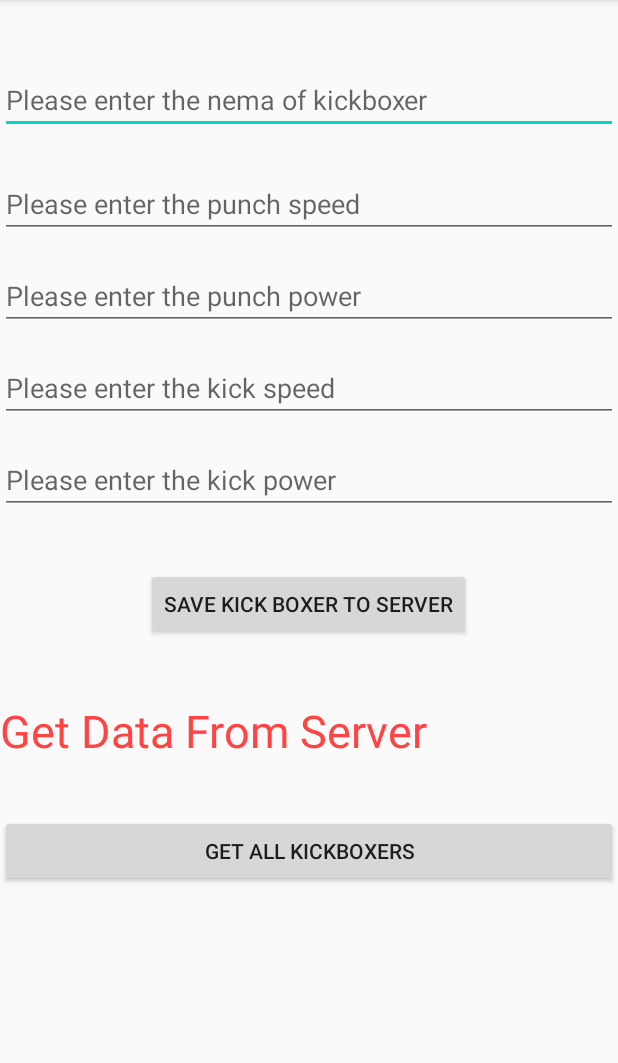
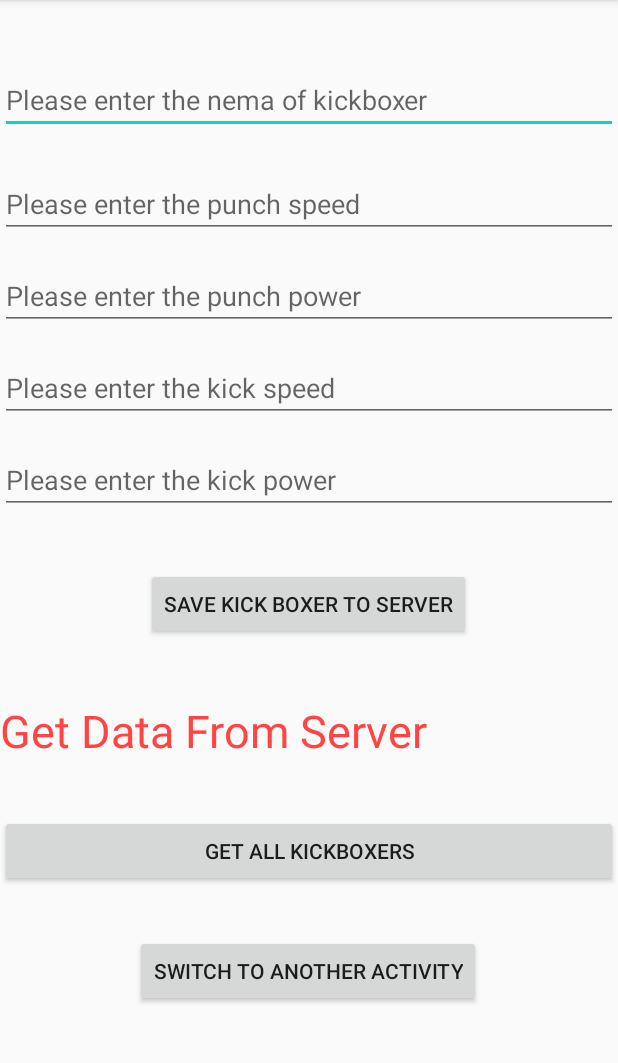
Before and after one commit to L4zarevic/InstagramClone, an Android app: the screen it shows after launch (SignUp), on a phone screen of 412 x 824 dp, the part 84-1147 px from its top. Run offline under Robolectric (Android 15) with nearby library versions, the phone set to English and light mode, and no system bars; libraries missing offline, so code that uses them is left out: com.parse, com.shashank.sony; 1 statement that could not run was skipped.

```diff
--- a/app/src/main/java/com/example/instagramclone/SignUp.java
+++ b/app/src/main/java/com/example/instagramclone/SignUp.java
@@ -26,6 +26,7 @@ public class SignUp extends AppCompatActivity implements View.OnClickListener {
     private TextView txtGetData;
     private Button btnGetAllData;
     private String allKickBoxers;
+    private Button btnTransition;
 
     @Override
     protected void onCreate(Bundle savedInstanceState) {
@@ -41,6 +42,7 @@ public class SignUp extends AppCompatActivity implements View.OnClickListener {
         edtKickSpeed = findViewById(R.id.edtKickSpeed);
         edtKickPower = findViewById(R.id.edtKickPower);
 
+        btnTransition = findViewById(R.id.btnNextActivity);
         btnGetAllData = findViewById(R.id.btnGetAllData);
         txtGetData = findViewById(R.id.txtGetData);
         txtGetData.setOnClickListener(new View.OnClickListener() {
@@ -64,6 +66,9 @@ public class SignUp extends AppCompatActivity implements View.OnClickListener {
             public void onClick(View v) {
                 allKickBoxers = "";
                 ParseQuery<ParseObject> queryAll = ParseQuery.getQuery("KickBoxer");
+                //queryAll.whereGreaterThan("punchPower",3000);
+                queryAll.whereGreaterThanOrEqualTo("punchPower",3000);
+                queryAll.setLimit(1);
                 queryAll.findInBackground(new FindCallback<ParseObject>() {
                     @Override
                     public void done(List<ParseObject> objects, ParseException e) {
@@ -82,6 +87,15 @@ public class SignUp extends AppCompatActivity implements View.OnClickListener {
                 });
             }
         });
+
+        btnTransition.setOnClickListener(new View.OnClickListener() {
+            @Override
+            public void onClick(View v) {
+
+            }
+        });
+
+
 
     }
 
--- /dev/null
+++ b/app/src/main/java/com/example/instagramclone/SignUpLoginActivity.java
@@ -0,0 +1,4 @@
+package com.example.instagramclone;
+
+public class SignUpLoginActivity {
+}
--- a/app/src/main/res/layout/activity_main.xml
+++ b/app/src/main/res/layout/activity_main.xml
@@ -99,4 +99,15 @@
         app:layout_constraintEnd_toEndOf="parent"
         app:layout_constraintStart_toStartOf="parent"
         app:layout_constraintTop_toBottomOf="@+id/txtGetData" />
+
+    <Button
+        android:id="@+id/btnNextActivity"
+        android:layout_width="wrap_content"
+        android:layout_height="wrap_content"
+        android:layout_marginTop="32dp"
+        android:text="Switch to Another Activity"
+        app:layout_constraintEnd_toEndOf="parent"
+        app:layout_constraintHorizontal_bias="0.498"
+        app:layout_constraintStart_toStartOf="parent"
+        app:layout_constraintTop_toBottomOf="@+id/btnGetAllData" />
 </androidx.constraintlayout.widget.ConstraintLayout>
```
